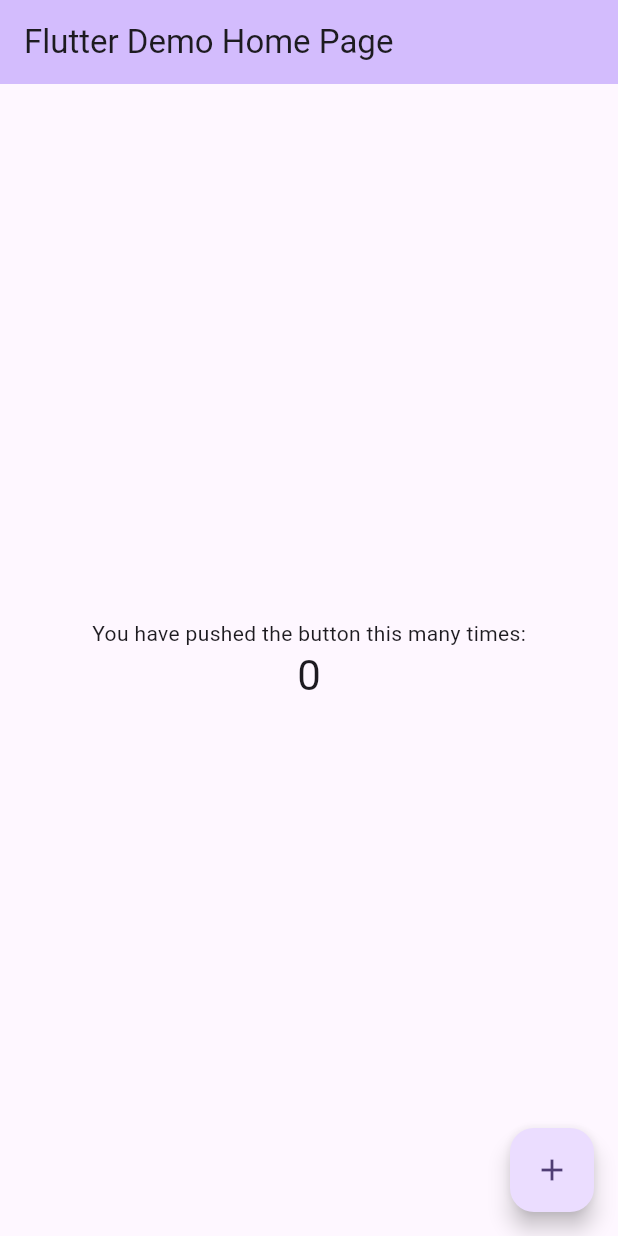
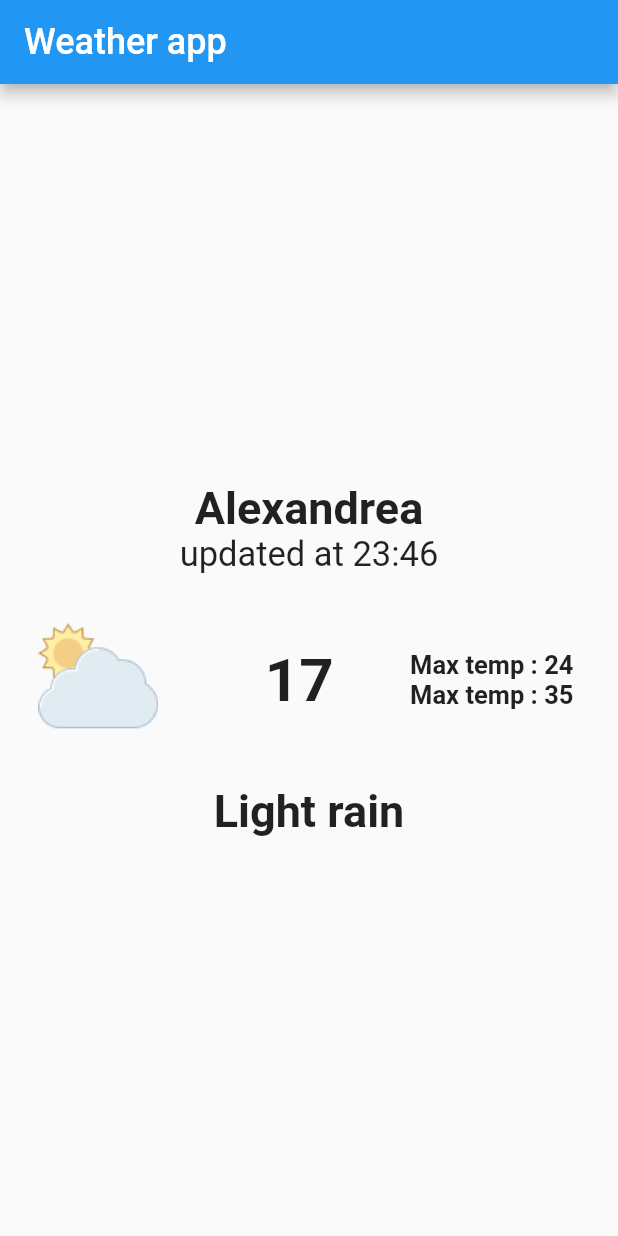
Before and after one commit to radwaadel17/Weather-app, a Flutter app: the screen it shows after launch, on a phone screen of 412 x 824 dp. Run offline on Flutter 3.47's test engine with Material 2 defaults, Android fonts, the phone set to English and light mode, and no system bars.

Commit message:
Create NoWeatherBody and WeatherBody

```diff
--- /dev/null
+++ b/app/lib/Componets/NoWeatherBody.dart
@@ -0,0 +1,29 @@
+import 'package:flutter/material.dart';
+
+class NoWeatherBody extends StatelessWidget {
+  const NoWeatherBody({
+    super.key,
+  });
+
+  @override
+  Widget build(BuildContext context) {
+    return const Center(
+      child: Column(
+        mainAxisSize: MainAxisSize.min,  //The widget will only take up as much space as its children need
+        children: [
+          Text(
+              'there is no weather 😔 start',
+              style: TextStyle(
+                fontSize: 30,
+              ),
+          ),
+          Text('searching now 🔍',
+              style: TextStyle(
+                fontSize: 30,
+                ),
+          ),
+        ],
+      ),
+    );
+  }
+}
--- /dev/null
+++ b/app/lib/Componets/WeatherBody.dart
@@ -0,0 +1,69 @@
+import 'package:flutter/material.dart';
+
+class WeatherBody extends StatelessWidget {
+  const WeatherBody({super.key});
+
+  @override
+  Widget build(BuildContext context) {
+    return const Center(
+      child: Column(
+        mainAxisSize: MainAxisSize.min,
+        children: [
+          Text(
+            'Alexandrea',
+            style: TextStyle(fontSize: 30, fontWeight: FontWeight.bold),
+          ),
+
+          Text(
+            'updated at 23:46',
+            style: TextStyle(fontSize: 23),
+          ),
+          SizedBox(
+            height: 30,
+          ),
+          Row(
+            mainAxisAlignment: MainAxisAlignment.spaceAround,
+            children: [
+              Image(image: AssetImage('assets/cloudy.png')),
+              Padding(
+                padding: EdgeInsets.only(left: 20),
+                child: Text(
+                  '17',
+                  style: TextStyle(fontSize: 40, fontWeight: FontWeight.bold),
+                ),
+              ),
+              Column(
+                children: [
+                  Text(
+                    'Max temp : 24 ',
+                    style: TextStyle(
+                      fontWeight: FontWeight.bold,
+                      fontSize: 17,
+                    ),
+                  ),
+                  Text(
+                    'Max temp : 35 ',
+                    style: TextStyle(
+                      fontWeight: FontWeight.bold,
+                      fontSize: 17,
+                    ),
+                  ),
+                ],
+
+              )
+            ],
+          ),
+          SizedBox(
+            height: 30,
+          ),
+          Text('Light rain' ,
+           style: TextStyle(
+            fontSize: 30 ,
+            fontWeight: FontWeight.bold
+           ),
+          )
+        ],
+      ),
+    );
+  }
+}
--- /dev/null
+++ b/app/lib/Views/HomePage.dart
@@ -0,0 +1,21 @@
+import 'package:flutter/material.dart';
+
+import '../Componets/NoWeatherBody.dart';
+import '../Componets/WeatherBody.dart';
+class HomePage extends StatelessWidget {
+  const HomePage({super.key});
+  @override
+  Widget build(BuildContext context) {
+    return Scaffold(
+      appBar: AppBar(
+        title: const Text('Weather app',
+        style: TextStyle(
+          fontSize: 24,
+        ),
+        ),
+      ),
+      body: const WeatherBody()
+
+    );
+  }
+}
--- a/app/lib/main.dart
+++ b/app/lib/main.dart
@@ -1,125 +1,19 @@
+import 'package:app/Views/HomePage.dart';
 import 'package:flutter/material.dart';
 
 void main() {
-  runApp(const MyApp());
+  runApp(const App());
 }
 
-class MyApp extends StatelessWidget {
-  const MyApp({super.key});
-
-  // This widget is the root of your application.
-  @override
-  Widget build(BuildContext context) {
-    return MaterialApp(
-      title: 'Flutter Demo',
-      theme: ThemeData(
-        // This is the theme of your application.
-        //
-        // TRY THIS: Try running your application with "flutter run". You'll see
-        // the application has a blue toolbar. Then, without quitting the app,
-        // try changing the seedColor in the colorScheme below to Colors.green
-        // and then invoke "hot reload" (save your changes or press the "hot
-        // reload" button in a Flutter-supported IDE, or press "r" if you used
-        // the command line to start the app).
-        //
-        // Notice that the counter didn't reset back to zero; the application
-        // state is not lost during the reload. To reset the state, use hot
-        // restart instead.
-        //
-        // This works for code too, not just values: Most code changes can be
-        // tested with just a hot reload.
-        colorScheme: ColorScheme.fromSeed(seedColor: Colors.deepPurple),
-        useMaterial3: true,
-      ),
-      home: const MyHomePage(title: 'Flutter Demo Home Page'),
-    );
-  }
-}
-
-class MyHomePage extends StatefulWidget {
-  const MyHomePage({super.key, required this.title});
-
-  // This widget is the home page of your application. It is stateful, meaning
-  // that it has a State object (defined below) that contains fields that affect
-  // how it looks.
-
-  // This class is the configuration for the state. It holds the values (in this
-  // case the title) provided by the parent (in this case the App widget) and
-  // used by the build method of the State. Fields in a Widget subclass are
-  // always marked "final".
-
-  final String title;
-
-  @override
-  State<MyHomePage> createState() => _MyHomePageState();
-}
-
-class _MyHomePageState extends State<MyHomePage> {
-  int _counter = 0;
-
-  void _incrementCounter() {
-    setState(() {
-      // This call to setState tells the Flutter framework that something has
-      // changed in this State, which causes it to rerun the build method below
-      // so that the display can reflect the updated values. If we changed
-      // _counter without calling setState(), then the build method would not be
-      // called again, and so nothing would appear to happen.
-      _counter++;
-    });
-  }
+class App extends StatelessWidget {
+  const App({super.key});
 
   @override
   Widget build(BuildContext context) {
-    // This method is rerun every time setState is called, for instance as done
-    // by the _incrementCounter method above.
-    //
-    // The Flutter framework has been optimized to make rerunning build methods
-    // fast, so that you can just rebuild anything that needs updating rather
-    // than having to individually change instances of widgets.
-    return Scaffold(
-      appBar: AppBar(
-        // TRY THIS: Try changing the color here to a specific color (to
-        // Colors.amber, perhaps?) and trigger a hot reload to see the AppBar
-        // change color while the other colors stay the same.
-        backgroundColor: Theme.of(context).colorScheme.inversePrimary,
-        // Here we take the value from the MyHomePage object that was created by
-        // the App.build method, and use it to set our appbar title.
-        title: Text(widget.title),
-      ),
-      body: Center(
-        // Center is a layout widget. It takes a single child and positions it
-        // in the middle of the parent.
-        child: Column(
-          // Column is also a layout widget. It takes a list of children and
-          // arranges them vertically. By default, it sizes itself to fit its
-          // children horizontally, and tries to be as tall as its parent.
-          //
-          // Column has various properties to control how it sizes itself and
-          // how it positions its children. Here we use mainAxisAlignment to
-          // center the children vertically; the main axis here is the vertical
-          // axis because Columns are vertical (the cross axis would be
-          // horizontal).
-          //
-          // TRY THIS: Invoke "debug painting" (choose the "Toggle Debug Paint"
-          // action in the IDE, or press "p" in the console), to see the
-          // wireframe for each widget.
-          mainAxisAlignment: MainAxisAlignment.center,
-          children: <Widget>[
-            const Text(
-              'You have pushed the button this many times:',
-            ),
-            Text(
-              '$_counter',
-              style: Theme.of(context).textTheme.headlineMedium,
-            ),
-          ],
-        ),
-      ),
-      floatingActionButton: FloatingActionButton(
-        onPressed: _incrementCounter,
-        tooltip: 'Increment',
-        child: const Icon(Icons.add),
-      ), // This trailing comma makes auto-formatting nicer for build methods.
+    return const MaterialApp(
+      debugShowCheckedModeBanner: false,
+      home:  HomePage(),
     );
+
   }
 }
```
Also changed, not shown: app/pubspec.yaml (+3 -9 lines), app/assets/clear.png (added), app/assets/cloudy.png (added), app/assets/rainy.png (added), app/assets/snow.png (added), app/assets/thunderstorm.png (added).
